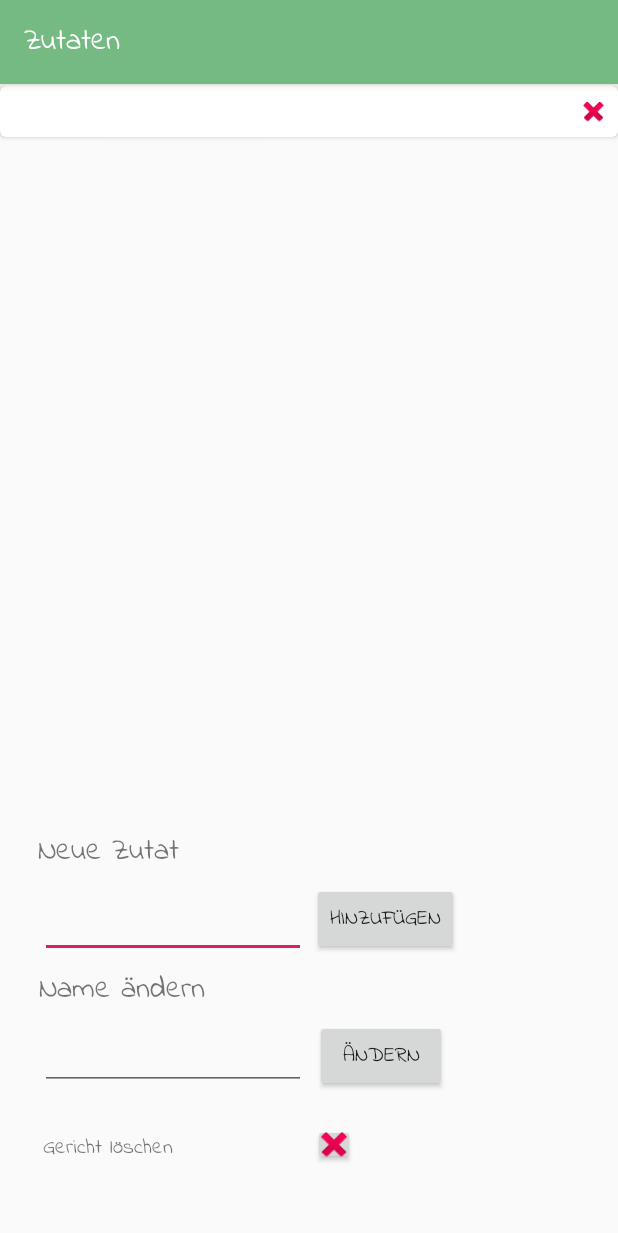
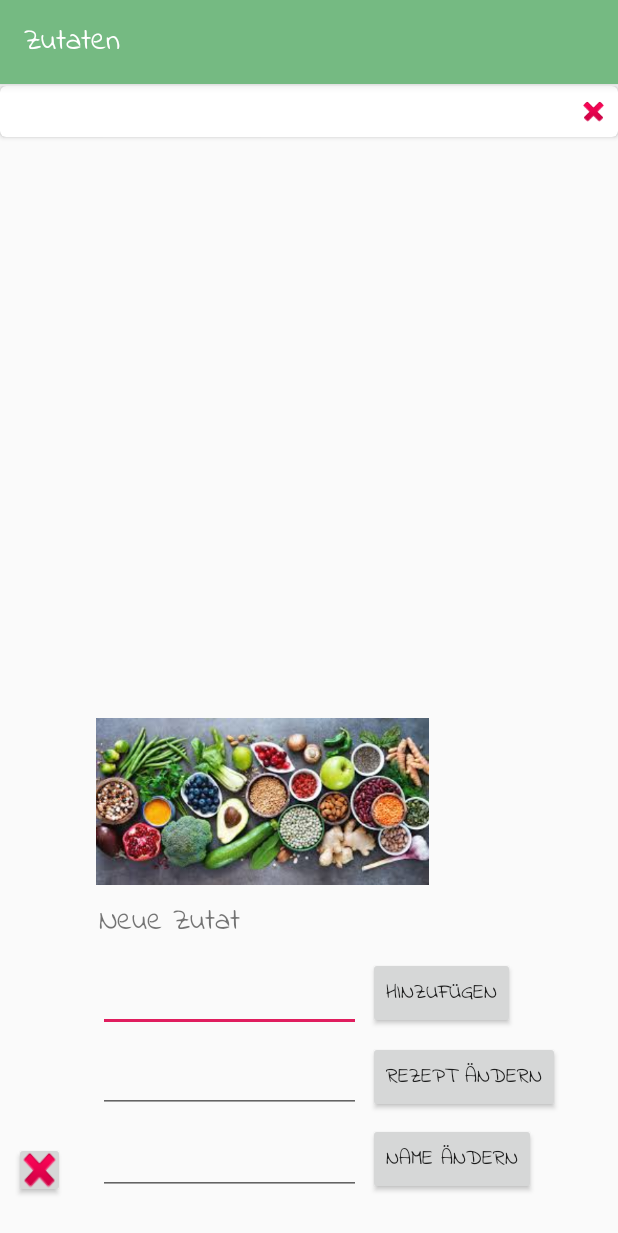
Before and after one commit to Chinchanchinese/Einkaufsliste1, an Android app: the GerichtBearbeitenActivity screen opened directly, with no data from a screen before it, after a tap on "HINZUFÜGEN", on a phone screen of 412 x 824 dp. Shown: the top 1233 px of the screen. Run offline under Robolectric (Android 15) with nearby library versions, the phone set to English and light mode, and no system bars; 5 statements that could not run were skipped.

Commit message:
28.09 Rezept/Bildcompress

```diff
--- a/app/src/main/AndroidManifest.xml
+++ b/app/src/main/AndroidManifest.xml
@@ -28,10 +28,6 @@
             android:label="Gericht hinzufügen"
             android:theme="@style/AppTheme.NoActionBar" />
         <activity
-            android:name="ZutatenEingabe.ZutatenEingabeActivity"
-            android:label="Zutaten hinzufügen"
-            android:theme="@style/AppTheme.NoActionBar" />
-        <activity
             android:name="Zutaten.ZutatenActivity"
             android:label="Zutaten"
             android:theme="@style/AppTheme.NoActionBar" />
--- a/app/src/main/java/Gericht_bearbeiten/GerichtBearbeitenActivity.java
+++ b/app/src/main/java/Gericht_bearbeiten/GerichtBearbeitenActivity.java
@@ -6,6 +6,7 @@ import android.graphics.Bitmap;
 import android.os.Bundle;
 import android.view.View;
 import android.widget.Button;
+import android.widget.EditText;
 import android.widget.TextView;
 import android.widget.Toast;
 
@@ -25,7 +26,6 @@ import java.util.List;
 
 import Gerichte.Gericht;
 import Zutaten.Zutat;
-import ZutatenEingabe.ZutatenEingabeActivity;
 import de.rg.einkaufsliste.R;
 import de.rg.einkaufsliste.*;
 
@@ -45,6 +45,9 @@ public class GerichtBearbeitenActivity extends AppCompatActivity {
     private int INPUT_ACTIVITY_RESULT;
     private String Daten;
     private Gericht gericht;
+
+    private EditText EditRezept;
+    private Button Rezeptspeichern;
 
 
     @Override
@@ -68,7 +71,7 @@ public class GerichtBearbeitenActivity extends AppCompatActivity {
         Bundle extra = getIntent().getBundleExtra("extra");
         Gerichte = (ArrayList<Gerichte.Gericht>) extra.getSerializable("object");
         localposition = getIntent().getIntExtra("position", 0);
-        Gerichte.Gericht gericht = Gerichte.get(localposition);
+        gericht = Gerichte.get(localposition);
         Datensatz = gericht.getDatensatz();
     }
 
@@ -85,13 +88,13 @@ public class GerichtBearbeitenActivity extends AppCompatActivity {
         });
 
         final TextView Nameändern= findViewById(R.id.editTextNameändern);
+        Nameändern.setText(Gerichte.get(localposition).getName());
         Button Namespeichern= findViewById(R.id.buttonNameändern);
         Namespeichern.setOnClickListener(new View.OnClickListener() {
             @Override
             public void onClick(View view) {
                 Gerichte.Gericht gericht = Gerichte.get(localposition);
                 gericht.setName(Nameändern.getText().toString());
-                Nameändern.setText("");
                 Toast.makeText(getApplicationContext(),"Name geändert",Toast.LENGTH_LONG).show();
                 speichernGericht();
             }
@@ -103,6 +106,19 @@ public class GerichtBearbeitenActivity extends AppCompatActivity {
             public void onClick(View view) {
                 removeGericht(localposition);
                 finish();
+            }
+        });
+        // Rezept
+        EditRezept = findViewById(R.id.editTextRezept);
+        EditRezept.setText(gericht.getRezept());
+        Rezeptspeichern = findViewById(R.id.buttonRezeptspeichern);
+        Rezeptspeichern.setOnClickListener(new View.OnClickListener() {
+            @Override
+            public void onClick(View view) {
+                String text = EditRezept.getText().toString();
+                gericht.setRezept(text);
+                speichernGericht();
+
             }
         });
     }
--- a/app/src/main/res/layout/activity_gericht_bearbeiten.xml
+++ b/app/src/main/res/layout/activity_gericht_bearbeiten.xml
@@ -10,44 +10,33 @@
         android:id="@+id/textView6"
         android:layout_width="149dp"
         android:layout_height="35dp"
-        android:layout_alignParentEnd="true"
+        android:layout_alignParentStart="true"
         android:layout_alignParentBottom="true"
-        android:layout_marginEnd="237dp"
-        android:layout_marginBottom="236dp"
+        android:layout_marginStart="66dp"
+        android:layout_marginBottom="189dp"
         android:text="Neue Zutat"
-        android:textSize="20dp" />
-
-    <TextView
-        android:id="@+id/textView7"
-        android:layout_width="146dp"
-        android:layout_height="wrap_content"
-        android:layout_alignParentEnd="true"
-        android:layout_alignParentBottom="true"
-        android:layout_marginEnd="240dp"
-        android:layout_marginBottom="149dp"
-        android:text="Name ändern"
         android:textSize="20dp" />
 
     <EditText
         android:id="@+id/editTextZutat2"
-        android:layout_width="177dp"
+        android:layout_width="175dp"
         android:layout_height="wrap_content"
-        android:layout_alignParentEnd="true"
+        android:layout_alignParentStart="true"
         android:layout_alignParentBottom="true"
-        android:layout_marginEnd="208dp"
-        android:layout_marginBottom="185dp"
+        android:layout_marginStart="65dp"
+        android:layout_marginBottom="136dp"
         android:ems="10"
         android:inputType="textPersonName"
         android:visibility="visible" />
 
     <EditText
         android:id="@+id/editTextNameändern"
-        android:layout_width="177dp"
+        android:layout_width="175dp"
         android:layout_height="wrap_content"
-        android:layout_alignParentEnd="true"
+        android:layout_alignParentStart="true"
         android:layout_alignParentBottom="true"
-        android:layout_marginEnd="208dp"
-        android:layout_marginBottom="97dp"
+        android:layout_marginStart="65dp"
+        android:layout_marginBottom="27dp"
         android:ems="10"
         android:inputType="textPersonName"
         android:visibility="visible" />
@@ -56,21 +45,22 @@
         android:id="@+id/buttonHinzufügen2"
         android:layout_width="wrap_content"
         android:layout_height="wrap_content"
-        android:layout_alignParentEnd="true"
+        android:layout_alignParentStart="true"
         android:layout_alignParentBottom="true"
-        android:layout_marginEnd="106dp"
-        android:layout_marginBottom="187dp"
+        android:layout_marginStart="245dp"
+        android:layout_marginBottom="138dp"
         android:text="Hinzufügen" />
 
     <Button
         android:id="@+id/buttonNameändern"
         android:layout_width="wrap_content"
         android:layout_height="wrap_content"
-        android:layout_alignParentEnd="true"
+        android:layout_alignParentStart="true"
         android:layout_alignParentBottom="true"
-        android:layout_marginEnd="114dp"
-        android:layout_marginBottom="96dp"
-        android:text="Ändern" />
+        android:layout_marginStart="245dp"
+        android:layout_marginBottom="27dp"
+        android:layout_toEndOf="@+id/editTextNameändern"
+        android:text="Name ändern" />
 
     <com.google.android.material.appbar.AppBarLayout
         android:layout_width="match_parent"
@@ -96,22 +86,44 @@
 
     <Button
         android:id="@+id/buttonGerichtlöschen"
-        android:layout_width="28dp"
-        android:layout_height="27dp"
-        android:layout_alignParentEnd="true"
+        android:layout_width="34dp"
+        android:layout_height="37dp"
+        android:layout_alignParentStart="true"
         android:layout_alignParentBottom="true"
-        android:layout_marginEnd="175dp"
-        android:layout_marginBottom="47dp"
+        android:layout_marginStart="9dp"
+        android:layout_marginBottom="25dp"
         android:foreground="@android:drawable/ic_delete" />
 
-    <TextView
-        android:id="@+id/textView4"
-        android:layout_width="131dp"
+    <ImageView
+        android:id="@+id/imageView3"
+        android:layout_width="350dp"
+        android:layout_height="111dp"
+        android:layout_alignParentStart="true"
+        android:layout_alignParentBottom="true"
+        android:layout_marginStart="0dp"
+        android:layout_marginEnd="61dp"
+        android:layout_marginBottom="234dp"
+        app:srcCompat="@drawable/zutatenhintergrund" />
+
+    <EditText
+        android:id="@+id/editTextRezept"
+        android:layout_width="175dp"
         android:layout_height="wrap_content"
-        android:layout_alignParentEnd="true"
+        android:layout_alignParentStart="true"
         android:layout_alignParentBottom="true"
-        android:layout_marginEnd="252dp"
-        android:layout_marginBottom="48dp"
-        android:text="Gericht löschen" />
+        android:layout_marginStart="65dp"
+        android:layout_marginBottom="82dp"
+        android:ems="10"
+        android:inputType="textPersonName" />
+
+    <Button
+        android:id="@+id/buttonRezeptspeichern"
+        android:layout_width="wrap_content"
+        android:layout_height="wrap_content"
+        android:layout_alignParentStart="true"
+        android:layout_alignParentBottom="true"
+        android:layout_marginStart="245dp"
+        android:layout_marginBottom="82dp"
+        android:text="Rezept ändern" />
 
 </RelativeLayout>
```
Also changed, not shown: app/src/main/java/Gerichte/Adapter_Gerichte.java (+24 -10 lines), app/src/main/java/Gerichte/Gericht.java (+10 -0 lines), app/src/main/java/GerichteEingabe/GerichteEingabeActivity.java (+5 -2 lines), app/src/main/java/Zutaten/ZutatenActivity.java (+15 -6 lines), app/src/main/java/ZutatenEingabe/ZutatenEingabeActivity.java (deleted, +0 -56 lines), app/src/main/java/de/rg/einkaufsliste/MainActivity.java (+7 -2 lines), app/src/main/res/layout/activity_zutaten.xml (+12 -2 lines), app/src/main/res/layout/activity_zutaten_eingabe.xml (deleted, +0 -25 lines), app/src/main/res/layout/content_einkaufskorb_.xml (+6 -6 lines), app/src/main/res/layout/content_zutaten_eingabe.xml (deleted, +0 -53 lines).
